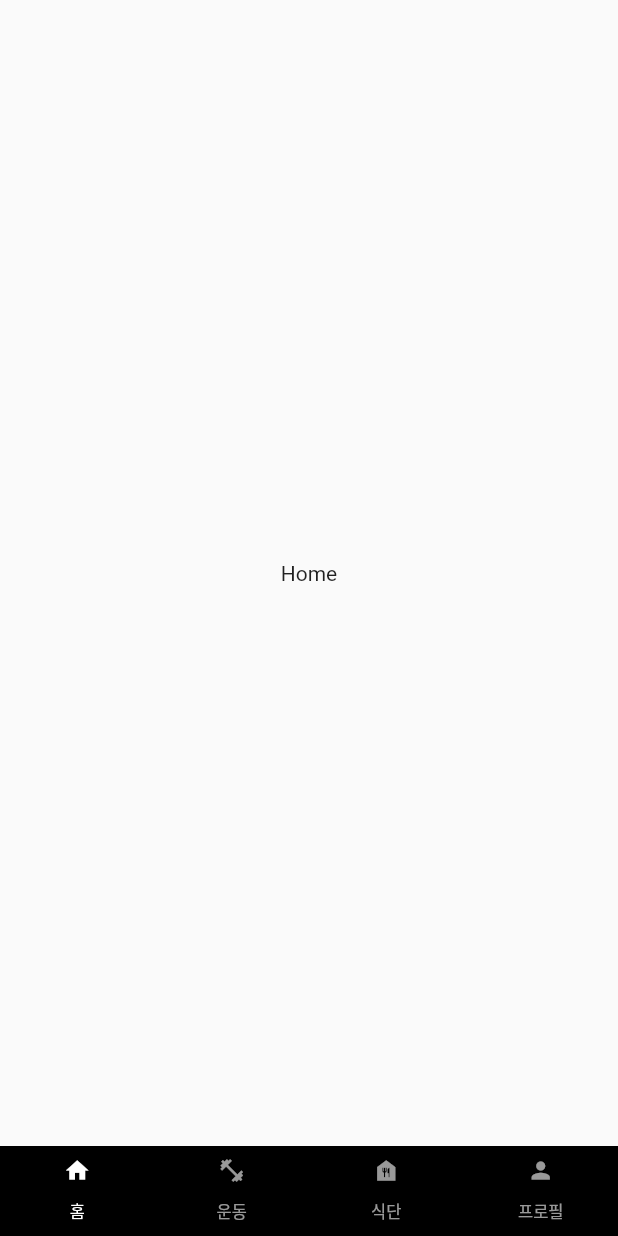
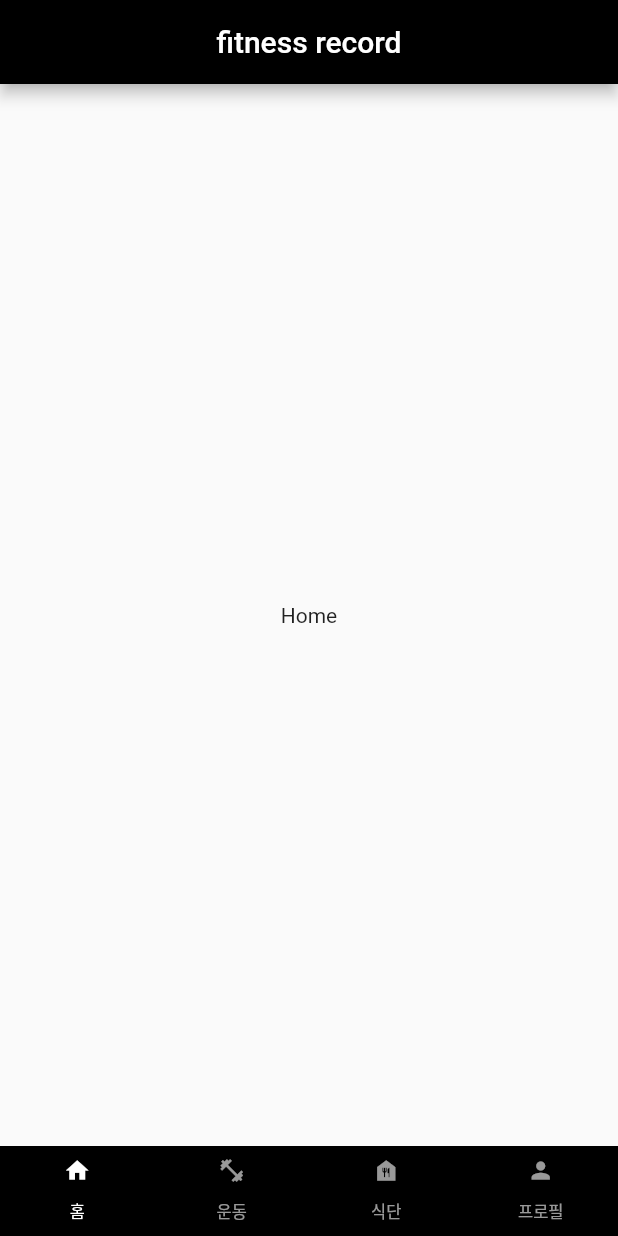
Before and after one commit to roquen4145/fitness_record, a Flutter app: the screen it shows after launch, on a phone screen of 412 x 824 dp. Run offline on Flutter 3.47's test engine with Material 2 defaults, Android fonts, the phone set to English and light mode, and no system bars.

Commit message:
add app bar

```diff
--- a/lib/main.dart
+++ b/lib/main.dart
@@ -34,6 +34,10 @@ class MyApp extends StatelessWidget {
                 ProfileScreen()
               ],
             ),
+            appBar: AppBar(
+              title: Text('fitness record'),
+              centerTitle: true,
+            ),
             bottomNavigationBar: BottomBar(),
           )
       )
```
